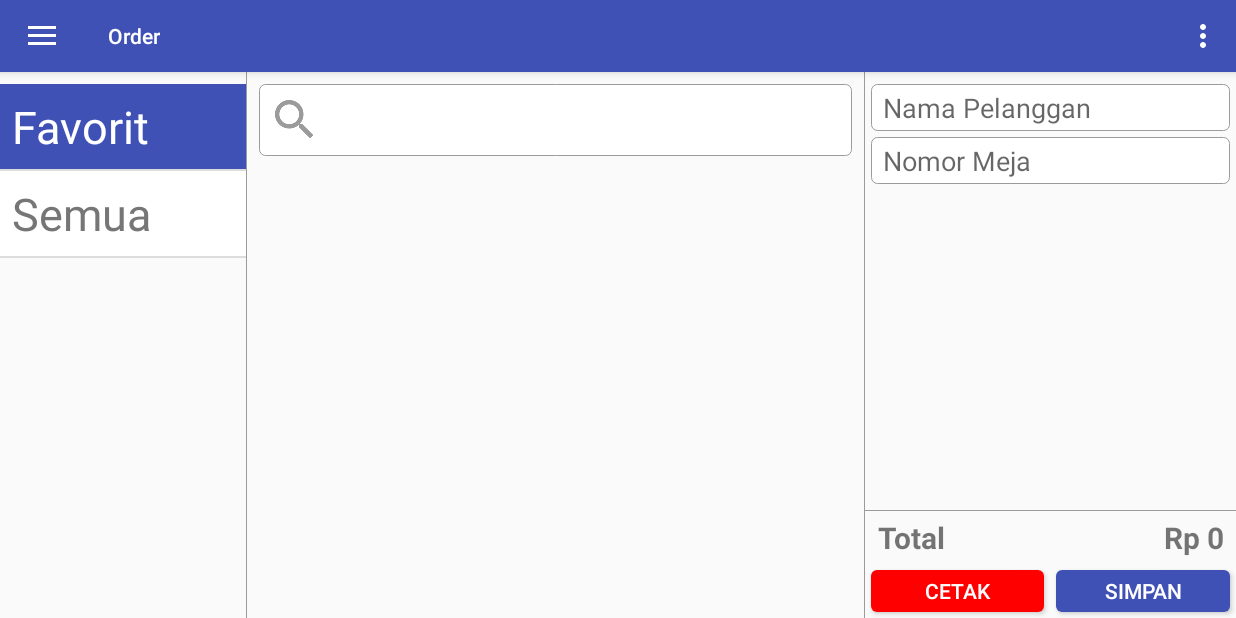
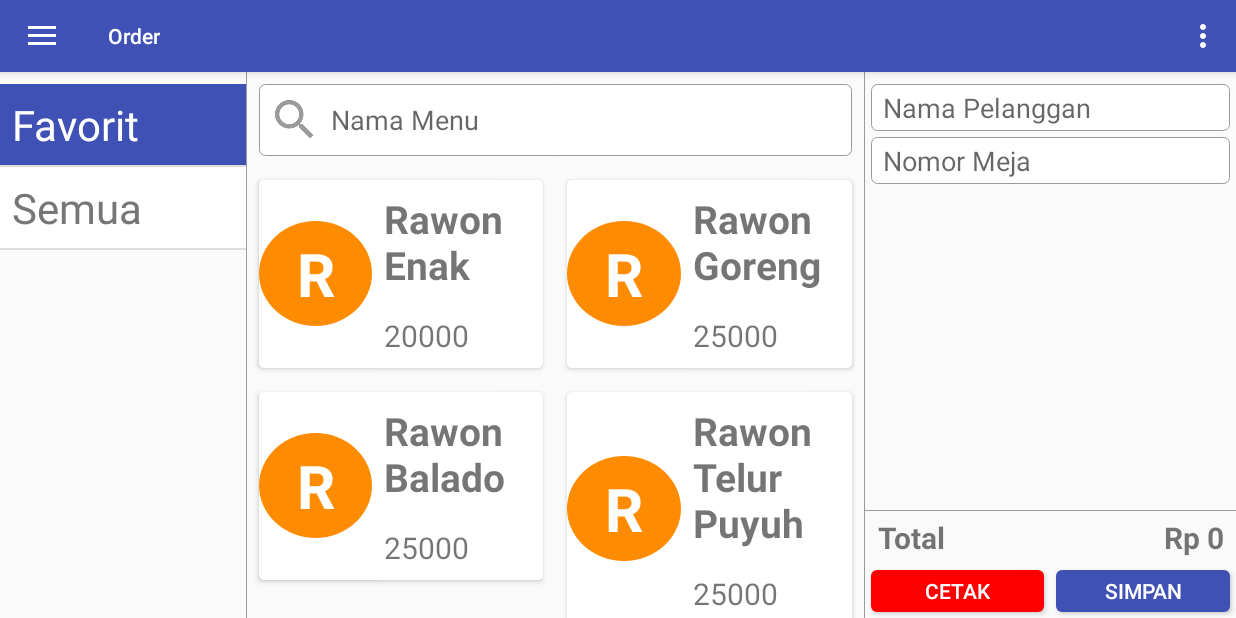
Before and after one commit to maulanagmedia/54c0042bacc6e51363d6e471234c3708, an Android app: the MainOrder screen opened directly, with no data from a screen before it, after a tap on "Favorit", on a phone screen of 824 x 412 dp (held sideways). Run offline under Robolectric (Android 15) with nearby library versions, the phone set to English and light mode, and no system bars; 2 other taps on this screen came first.

Commit message:
Update berkala

```diff
--- a/app/src/main/java/gmedia/net/id/restauranttakingorder/Order/Adapter/MenuByKategoriAdapter.java
+++ b/app/src/main/java/gmedia/net/id/restauranttakingorder/Order/Adapter/MenuByKategoriAdapter.java
@@ -80,7 +80,7 @@ public class MenuByKategoriAdapter extends RecyclerView.Adapter<MenuByKategoriAd
         holder.tvItem2.setText(cli.getItem3());
         if(cli.getItem4().equals("")){
 
-            String firstWord = cli.getItem2().substring(0,0);
+            String firstWord = cli.getItem2().substring(0,1);
             holder.tvThumbnail.setText(firstWord.toUpperCase());
         }
     }
--- a/app/src/main/java/gmedia/net/id/restauranttakingorder/Order/MainOrder.java
+++ b/app/src/main/java/gmedia/net/id/restauranttakingorder/Order/MainOrder.java
@@ -4,10 +4,16 @@ import android.app.Activity;
 import android.content.Context;
 import android.os.Bundle;
 import android.support.v4.app.Fragment;
+import android.support.v7.widget.DefaultItemAnimator;
+import android.support.v7.widget.GridLayoutManager;
 import android.support.v7.widget.RecyclerView;
+import android.text.Editable;
+import android.text.TextWatcher;
+import android.view.KeyEvent;
 import android.view.LayoutInflater;
 import android.view.View;
 import android.view.ViewGroup;
+import android.view.inputmethod.EditorInfo;
 import android.widget.AdapterView;
 import android.widget.Button;
 import android.widget.EditText;
@@ -16,11 +22,13 @@ import android.widget.ProgressBar;
 import android.widget.TextView;
 
 import com.maulana.custommodul.CustomItem;
+import com.maulana.custommodul.ItemValidation;
 
 import java.util.ArrayList;
 import java.util.List;
 
 import gmedia.net.id.restauranttakingorder.Order.Adapter.KategoriMenuAdapter;
+import gmedia.net.id.restauranttakingorder.Order.Adapter.MenuByKategoriAdapter;
 import gmedia.net.id.restauranttakingorder.R;
 
 /**
@@ -43,7 +51,7 @@ public class MainOrder extends Fragment {
     private View layout;
     private Context context;
     private ListView lvKategori;
-    private EditText edtSearchView;
+    private EditText edtSearchMenu;
     private RecyclerView rvListMenu;
     private EditText edtNamaPelanggan, edtNoMeja;
     private ListView lvOrder;
@@ -51,7 +59,10 @@ public class MainOrder extends Fragment {
     private Button btnCetak, btnSimpan;
     private List<CustomItem> listKategori;
     private List<CustomItem> listMenu;
+    private List<CustomItem> selectedMenu;
     private ProgressBar pbLoadMenu;
+    private boolean firstLoad = false;
+    private ItemValidation iv = new ItemValidation();
 
     public MainOrder() {
         // Required empty public constructor
@@ -97,7 +108,7 @@ public class MainOrder extends Fragment {
     private void initUI() {
 
         lvKategori = (ListView) layout.findViewById(R.id.lv_kategori);
-        edtSearchView = (EditText) layout.findViewById(R.id.edt_search_menu);
+        edtSearchMenu = (EditText) layout.findViewById(R.id.edt_search_menu);
         rvListMenu = (RecyclerView) layout.findViewById(R.id.rv_list_menu);
         pbLoadMenu = (ProgressBar) layout.findViewById(R.id.pb_load_menu);
         edtNamaPelanggan = (EditText) layout.findViewById(R.id.edt_nama_pelanggan);
@@ -119,7 +130,6 @@ public class MainOrder extends Fragment {
         listKategori.add(new CustomItem("2", "Semua"));
 
         setKategoriTable();
-
     }
 
     private void setKategoriTable() {
@@ -147,7 +157,76 @@ public class MainOrder extends Fragment {
 
     private void getMenuByKategori(CustomItem selected) {
 
+        listMenu = new ArrayList<>();
 
+        listMenu.add(new CustomItem("1", "Rawon Enak", "20000", ""));
+        listMenu.add(new CustomItem("2", "Rawon Goreng", "25000", ""));
+        listMenu.add(new CustomItem("3", "Rawon Balado", "25000", ""));
+        listMenu.add(new CustomItem("4", "Rawon Telur Puyuh", "25000", ""));
+
+        setManuSearchView();
+        setMenuTable(listMenu);
+    }
+
+    private void setMenuTable(List<CustomItem> listItem) {
+
+        rvListMenu.setAdapter(null);
+
+        if(listItem != null && listItem.size() > 0){
+
+            final MenuByKategoriAdapter menuAdapter = new MenuByKategoriAdapter(context, listItem);
+
+            final RecyclerView.LayoutManager mLayoutManager = new GridLayoutManager(context, 2);
+            rvListMenu.setLayoutManager(mLayoutManager);
+//        rvListMenu.addItemDecoration(new NavMenu.GridSpacingItemDecoration(2, dpToPx(10), true));
+            rvListMenu.setItemAnimator(new DefaultItemAnimator());
+            rvListMenu.setAdapter(menuAdapter);
+        }
+    }
+
+    private void setManuSearchView() {
+
+        edtSearchMenu.addTextChangedListener(new TextWatcher() {
+            @Override
+            public void beforeTextChanged(CharSequence charSequence, int i, int i1, int i2) {
+
+            }
+
+            @Override
+            public void onTextChanged(CharSequence charSequence, int i, int i1, int i2) {
+
+            }
+
+            @Override
+            public void afterTextChanged(Editable editable) {
+
+                if(edtSearchMenu.getText().length() == 0){
+
+                    setMenuTable(listMenu);
+                }
+            }
+        });
+
+        edtSearchMenu.setOnEditorActionListener(new TextView.OnEditorActionListener() {
+            @Override
+            public boolean onEditorAction(TextView textView, int i, KeyEvent keyEvent) {
+
+                if(i == EditorInfo.IME_ACTION_SEARCH){
+
+                    List<CustomItem> items = new ArrayList<CustomItem>();
+                    String keyword = edtSearchMenu.getText().toString().toUpperCase();
+                    for(CustomItem item: listMenu){
+
+                        if(item.getItem2().toUpperCase().contains(keyword)) items.add(item);
+                    }
+
+                    setMenuTable(items);
+                    iv.hideSoftKey(context);
+                    return true;
+                }
+                return false;
+            }
+        });
     }
 
 }
--- a/app/src/main/res/layout/adapter_kategori_menu.xml
+++ b/app/src/main/res/layout/adapter_kategori_menu.xml
@@ -11,5 +11,5 @@
         android:padding="@dimen/margin_default"
         android:id="@+id/tv_item1"
         android:textColor="@color/color_text"
-        android:textSize="30sp"/>
+        android:textSize="28sp"/>
 </LinearLayout>
--- a/app/src/main/res/layout/adapter_menu_by_kategori.xml
+++ b/app/src/main/res/layout/adapter_menu_by_kategori.xml
@@ -1,11 +1,15 @@
 <?xml version="1.0" encoding="utf-8"?>
-<android.support.v7.widget.CardView xmlns:android="http://schemas.android.com/apk/res/android"
+<RelativeLayout xmlns:android="http://schemas.android.com/apk/res/android"
     xmlns:app="http://schemas.android.com/apk/res-auto" android:layout_width="match_parent"
+    android:layout_height="wrap_content">
+
+    <android.support.v7.widget.CardView
+        android:layout_width="match_parent"
         android:layout_height="wrap_content"
         android:layout_margin="@dimen/margin_default"
         android:elevation="@dimen/elevation"
         android:background="@color/color_white"
-    app:cardCornerRadius="@dimen/radius">
+        app:cardCornerRadius="3dp">
 
         <LinearLayout
             android:layout_width="match_parent"
@@ -41,7 +45,7 @@
                         android:layout_marginLeft="25dp"
                         android:text="A"
                         android:id="@+id/tv_text_thumbnail"
-                    android:textSize="60sp"
+                        android:textSize="40sp"
                         android:textStyle="bold"
                         android:textColor="@color/color_white"/>
                 </LinearLayout>
@@ -57,7 +61,7 @@
                     android:layout_width="match_parent"
                     android:layout_height="wrap_content"
                     android:layout_margin="@dimen/margin_default"
-                android:textSize="30sp"
+                    android:textSize="26sp"
                     android:textStyle="bold"
                     android:id="@+id/tv_item1"/>
 
@@ -65,10 +69,11 @@
                     android:layout_width="match_parent"
                     android:layout_height="wrap_content"
                     android:layout_margin="@dimen/margin_default"
-                android:textSize="25sp"
+                    android:textSize="20sp"
                     android:id="@+id/tv_item2"/>
             </LinearLayout>
 
         </LinearLayout>
+    </android.support.v7.widget.CardView>
 
-</android.support.v7.widget.CardView>
+</RelativeLayout>
--- a/app/src/main/res/layout/fragment_main_order.xml
+++ b/app/src/main/res/layout/fragment_main_order.xml
@@ -37,19 +37,20 @@
             <RelativeLayout
                 android:layout_width="0dp"
                 android:layout_weight="0.5"
-                android:layout_height="match_parent"
-                android:padding="@dimen/margin_default">
+                android:layout_height="match_parent">
 
                 <LinearLayout
                     android:layout_width="match_parent"
                     android:layout_height="wrap_content"
                     android:id="@+id/ll_search"
+                    android:padding="@dimen/margin_default"
                     android:orientation="vertical">
 
                     <EditText
                         android:layout_width="match_parent"
                         android:layout_height="wrap_content"
                         style="@style/CustomAutoComplete"
+                        android:hint="Nama Menu"
                         android:id="@+id/edt_search_menu"/>
 
                 </LinearLayout>
@@ -57,7 +58,6 @@
                 <android.support.v7.widget.RecyclerView
                     android:layout_width="match_parent"
                     android:layout_height="match_parent"
-                    android:layout_marginTop="@dimen/margin_default"
                     android:layout_below="@id/ll_search"
                     android:id="@+id/rv_list_menu"></android.support.v7.widget.RecyclerView>
 
```
Also changed, not shown: 4 other files. Lines whose indentation alone changed are shown as unchanged.
